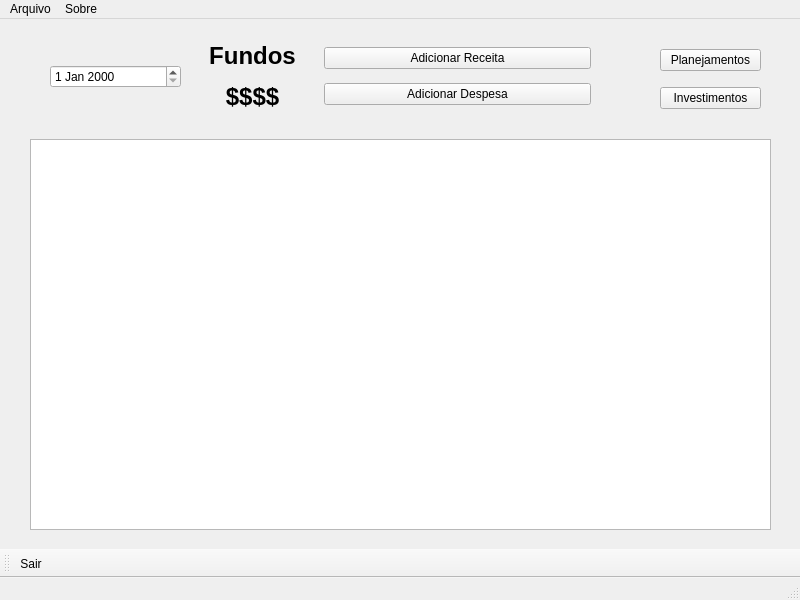
MateusVergennes/myWallet, file mywallet.ui: the form before one commit.
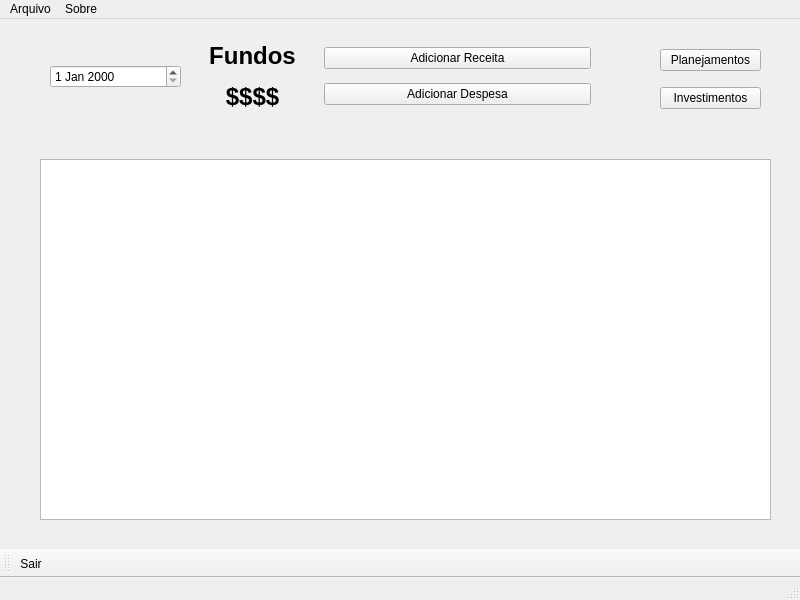
The form after the commit. Icons and pictures are not drawn.

What changed in the file:
```diff
--- a/mywallet.ui
+++ b/mywallet.ui
@@ -14,17 +14,7 @@
    <string>myWallet</string>
   </property>
   <widget class="QWidget" name="centralwidget">
-   <widget class="QListView" name="listView">
-    <property name="geometry">
-     <rect>
-      <x>30</x>
-      <y>120</y>
-      <width>741</width>
-      <height>391</height>
-     </rect>
-    </property>
-   </widget>
-   <widget class="QWidget" name="">
+   <widget class="QWidget" name="layoutWidget">
     <property name="geometry">
      <rect>
       <x>50</x>
@@ -79,7 +69,7 @@
      </item>
     </layout>
    </widget>
-   <widget class="QWidget" name="">
+   <widget class="QWidget" name="layoutWidget">
     <property name="geometry">
      <rect>
       <x>660</x>
@@ -105,6 +95,16 @@
      </item>
     </layout>
    </widget>
+   <widget class="QListView" name="listView">
+    <property name="geometry">
+     <rect>
+      <x>40</x>
+      <y>140</y>
+      <width>731</width>
+      <height>361</height>
+     </rect>
+    </property>
+   </widget>
   </widget>
   <widget class="QMenuBar" name="menubar">
    <property name="geometry">
```
